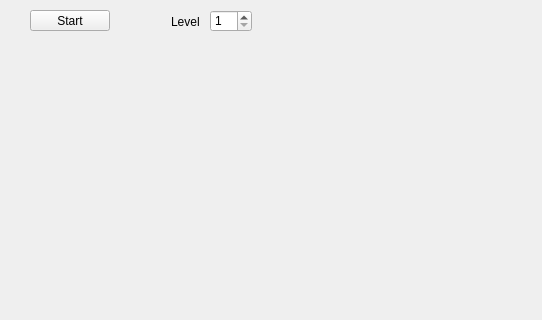
Above: widget.ui from tttuuu888/tetris-qt before the change; both pictures show x 0 to 542 and y 0 to 320 of the 800 by 600 pixel window. Below: the same form after it.
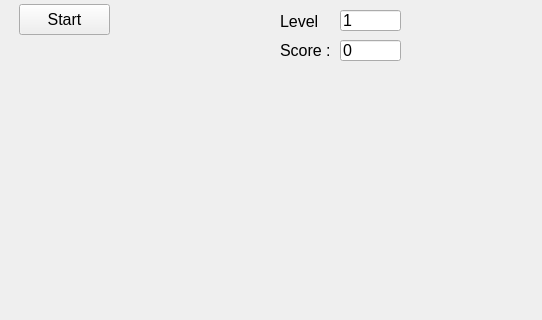
That is the form after the change.

The edit to the form file:
```diff
--- a/widget.ui
+++ b/widget.ui
@@ -16,12 +16,17 @@
   <widget class="QPushButton" name="btnStart">
    <property name="geometry">
     <rect>
-     <x>30</x>
-     <y>10</y>
-     <width>80</width>
-     <height>21</height>
+     <x>19</x>
+     <y>4</y>
+     <width>91</width>
+     <height>31</height>
     </rect>
    </property>
+   <property name="font">
+    <font>
+     <pointsize>12</pointsize>
+    </font>
+   </property>
    <property name="text">
     <string>Start</string>
    </property>
@@ -29,30 +34,79 @@
   <widget class="QLabel" name="labelLevel">
    <property name="geometry">
     <rect>
-     <x>171</x>
-     <y>14</y>
-     <width>31</width>
-     <height>16</height>
+     <x>280</x>
+     <y>40</y>
+     <width>52</width>
+     <height>20</height>
     </rect>
+   </property>
+   <property name="font">
+    <font>
+     <pointsize>12</pointsize>
+    </font>
+   </property>
+   <property name="text">
+    <string>Score : </string>
+   </property>
+  </widget>
+  <widget class="QLineEdit" name="editScore">
+   <property name="geometry">
+    <rect>
+     <x>340</x>
+     <y>40</y>
+     <width>61</width>
+     <height>21</height>
+    </rect>
+   </property>
+   <property name="font">
+    <font>
+     <pointsize>12</pointsize>
+    </font>
+   </property>
+   <property name="text">
+    <string>0</string>
+   </property>
+   <property name="readOnly">
+    <bool>true</bool>
+   </property>
+  </widget>
+  <widget class="QLabel" name="lebelLevel">
+   <property name="geometry">
+    <rect>
+     <x>280</x>
+     <y>11</y>
+     <width>52</width>
+     <height>20</height>
+    </rect>
+   </property>
+   <property name="font">
+    <font>
+     <pointsize>12</pointsize>
+    </font>
    </property>
    <property name="text">
     <string>Level</string>
    </property>
   </widget>
-  <widget class="QSpinBox" name="spinLevel">
+  <widget class="QLineEdit" name="editLevel">
    <property name="geometry">
     <rect>
-     <x>210</x>
+     <x>340</x>
      <y>10</y>
-     <width>42</width>
-     <height>22</height>
+     <width>61</width>
+     <height>21</height>
     </rect>
    </property>
-   <property name="minimum">
-    <number>1</number>
+   <property name="font">
+    <font>
+     <pointsize>12</pointsize>
+    </font>
    </property>
-   <property name="maximum">
-    <number>10</number>
+   <property name="text">
+    <string>1</string>
+   </property>
+   <property name="readOnly">
+    <bool>true</bool>
    </property>
   </widget>
  </widget>
```
Left out of the diff: 2 changed lines with no effect on the pictures.
